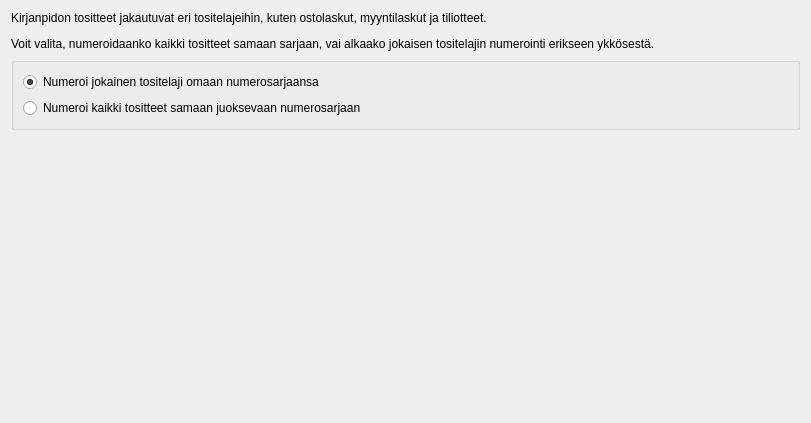
Above: kitupiikki/uusikp/numerointi.ui from artoh/kitupiikki before the change. Below: the same form after it.
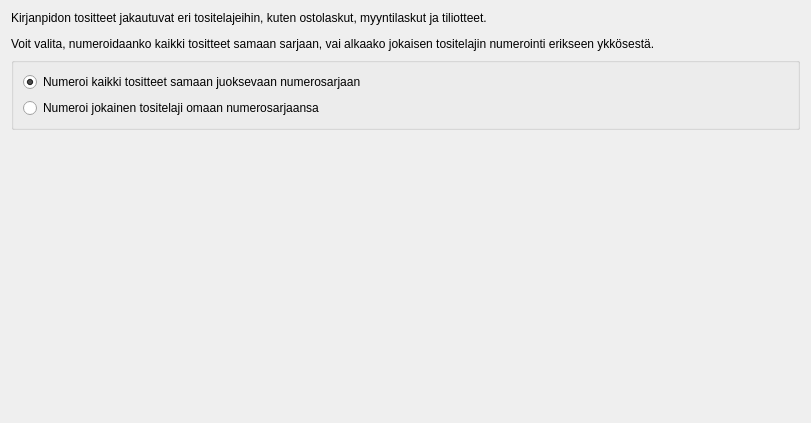
That is the form after the change. Icons and pictures are not drawn.

```diff
--- a/kitupiikki/uusikp/numerointi.ui
+++ b/kitupiikki/uusikp/numerointi.ui
@@ -31,9 +31,9 @@
      </property>
      <layout class="QVBoxLayout" name="verticalLayout">
       <item>
-       <widget class="QRadioButton" name="lajeittainRadio">
+       <widget class="QRadioButton" name="samaanRadio">
         <property name="text">
-         <string>Numeroi jokainen tositelaji omaan numerosarjaansa</string>
+         <string>Numeroi kaikki tositteet samaan juoksevaan numerosarjaan</string>
         </property>
         <property name="icon">
          <iconset resource="../pic/pic.qrc">
@@ -45,9 +45,9 @@
        </widget>
       </item>
       <item>
-       <widget class="QRadioButton" name="samaanRadio">
+       <widget class="QRadioButton" name="lajeittainRadio">
         <property name="text">
-         <string>Numeroi kaikki tositteet samaan juoksevaan numerosarjaan</string>
+         <string>Numeroi jokainen tositelaji omaan numerosarjaansa</string>
         </property>
         <property name="icon">
          <iconset resource="../pic/pic.qrc">
```
Left out of the diff: 4 changed lines with no effect on the pictures.
